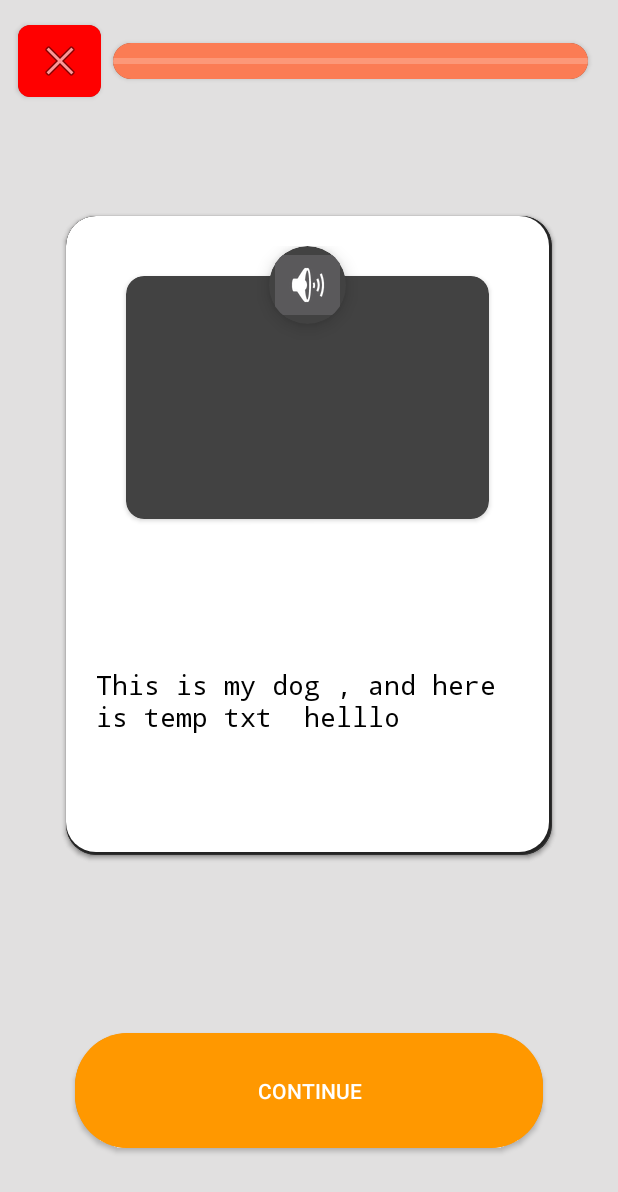
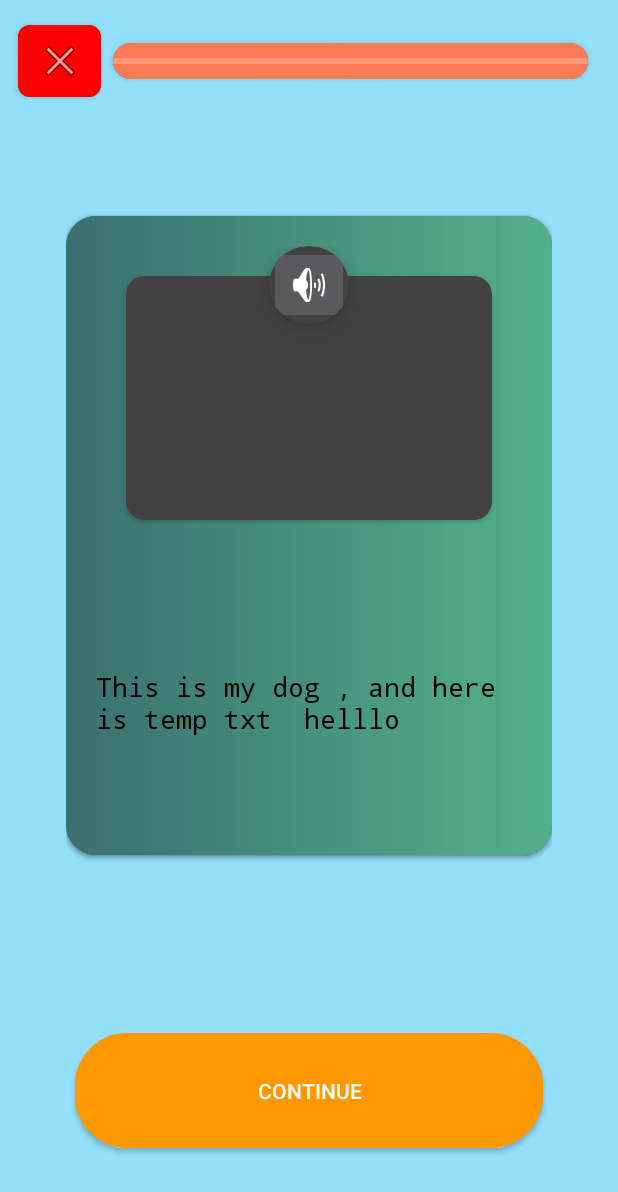
Before and after one commit to Thanh25102/LearnEnglishApp, an Android app: the CardActivity screen opened directly, with no data from a screen before it, on a phone screen of 412 x 824 dp. Shown: the top 1192 px of the screen. Run offline under Robolectric (Android 15) with nearby library versions, the phone set to English and light mode, and no system bars; 1 statement that could not run was skipped.

Commit message:
complete all task week 6

```diff
--- a/app/src/main/AndroidManifest.xml
+++ b/app/src/main/AndroidManifest.xml
@@ -17,9 +17,6 @@
                 android:name=".ui.MainActivity"
                 android:exported="false"/>
         <activity
-                android:name=".ui.LessonActivity"
-                android:exported="false"/>
-        <activity
                 android:name=".ui.CardActivity"
                 android:exported="false"/>
         <activity
--- /dev/null
+++ b/app/src/main/res/drawable/gradient_color_topic.xml
@@ -0,0 +1,13 @@
+<?xml version="1.0" encoding="utf-8"?>
+<shape xmlns:android="http://schemas.android.com/apk/res/android" android:shape="rectangle" >
+
+    <gradient
+            android:angle="0"
+            android:endColor="#D956C596"
+            android:startColor="#80329D9C"
+            android:type="linear" />
+
+    <corners
+            android:radius="10dp"/>
+
+</shape>
--- a/app/src/main/res/layout/activity_card.xml
+++ b/app/src/main/res/layout/activity_card.xml
@@ -6,7 +6,7 @@
         android:layout_width="match_parent"
         android:layout_height="match_parent"
         tools:context=".ui.CardActivity" android:orientation="vertical" android:weightSum="3"
-        android:background="#E1E0E0">
+        android:background="@color/back_ground">
 
 
     <LinearLayout
@@ -43,19 +43,20 @@
 
     <androidx.constraintlayout.widget.ConstraintLayout android:layout_width="match_parent"
                                                        android:layout_height="0dp" android:layout_weight="2"
-                                                       android:background="#E1E0E0">
+                                                       android:background="@color/back_ground"
+                                                       android:layout_marginStart="44dp"
+                                                       android:layout_marginEnd="44dp">
         <androidx.cardview.widget.CardView android:layout_width="0dp" android:layout_height="wrap_content"
                                            app:cardCornerRadius="20dp" app:layout_constraintEnd_toEndOf="parent"
                                            app:layout_constraintStart_toStartOf="parent"
                                            app:layout_constraintBottom_toBottomOf="parent"
-                                           app:layout_constraintTop_toTopOf="parent" android:layout_marginStart="44dp"
-                                           android:layout_marginEnd="44dp"
+                                           app:layout_constraintTop_toTopOf="parent"
                                            android:id="@+id/cardBack">
             <LinearLayout
                     android:orientation="vertical"
                     android:layout_width="match_parent"
                     android:layout_height="426dp" android:paddingTop="20dp" android:weightSum="4"
-                    android:background="@drawable/rounded_corner" android:elevation="20dp">
+                    android:background="@drawable/gradient_color_topic" android:elevation="20dp">
                 <androidx.cardview.widget.CardView android:layout_width="match_parent"
                                                    android:layout_height="0dp"
                                                    android:layout_weight="0.5"
@@ -102,14 +103,14 @@
                                            app:cardCornerRadius="20dp" app:layout_constraintEnd_toEndOf="parent"
                                            app:layout_constraintStart_toStartOf="parent"
                                            app:layout_constraintBottom_toBottomOf="parent"
-                                           app:layout_constraintTop_toTopOf="parent" android:layout_marginStart="44dp"
-                                           android:layout_marginEnd="44dp" android:id="@+id/cardFront"
+                                           app:layout_constraintTop_toTopOf="parent"
+                                           android:id="@+id/cardFront"
         >
             <LinearLayout
                     android:orientation="vertical"
                     android:layout_width="match_parent"
                     android:layout_height="426dp" android:paddingTop="20dp"
-                    android:background="@drawable/rounded_corner" android:elevation="20dp" android:weightSum="2">
+                    android:background="@drawable/gradient_color_topic" android:elevation="20dp" android:weightSum="2">
                 <RelativeLayout android:layout_width="match_parent" android:layout_height="0dp"
                                 android:layout_weight="1">
                     <androidx.cardview.widget.CardView android:layout_width="50dp" android:layout_height="wrap_content"
@@ -155,7 +156,7 @@
                         android:layout_height="0dp" android:id="@+id/textView2" android:layout_weight="1"
                         android:fontFamily="monospace"
                         android:padding="20dp" android:textSize="18sp"
-                        android:gravity="fill_horizontal|center_vertical" android:textColor="#000000"
+                        android:gravity="fill_horizontal|center_vertical" android:textColor="@color/black"
                         android:layout_gravity="center_horizontal"/>
 
             </LinearLayout>
@@ -180,7 +181,10 @@
                     android:layout_height="match_parent" android:id="@+id/btnContinue"
                     android:gravity="center_horizontal|center_vertical" android:backgroundTint="#FF9800"
                     android:background="#FF9800" android:textColor="#FFFFFF" android:textColorHint="#FFFFFF"
-                    tools:ignore="TextContrastCheck"/>
+                    tools:ignore="TextContrastCheck"
+                    android:clickable="true"
+                    android:focusable="true"
+                    android:foreground="?attr/selectableItemBackgroundBorderless"/>
         </androidx.cardview.widget.CardView>
     </LinearLayout>
 </LinearLayout>
--- a/app/src/main/res/layout/activity_home.xml
+++ b/app/src/main/res/layout/activity_home.xml
@@ -25,7 +25,7 @@
             android:layout_width="match_parent"
             android:layout_height="0dp" app:layout_constraintBottom_toTopOf="@+id/bottomNav"
             app:layout_constraintEnd_toEndOf="parent" app:layout_constraintStart_toStartOf="parent"
-            app:layout_constraintTop_toBottomOf="@+id/navigationView" android:background="#93DEF9">
+            app:layout_constraintTop_toBottomOf="@+id/navigationView" android:background="@color/back_ground">
         <androidx.recyclerview.widget.RecyclerView
                 android:layout_width="wrap_content"
                 android:layout_height="0dp"
@@ -43,7 +43,7 @@
                 app:layout_constraintEnd_toEndOf="parent" app:layout_constraintStart_toStartOf="parent"
                 android:layout_marginTop="30dp" android:layout_marginEnd="20dp"
                 android:layout_marginStart="20dp" android:id="@+id/cardVIewTop" app:cardCornerRadius="8dp"
-                app:cardBackgroundColor="#50C9F4">
+                app:cardBackgroundColor="@color/slide_color">
             <LinearLayout
                     android:orientation="horizontal"
                     android:layout_width="match_parent"
--- a/app/src/main/res/layout/activity_main.xml
+++ b/app/src/main/res/layout/activity_main.xml
@@ -27,7 +27,7 @@
             app:layout_constraintEnd_toEndOf="parent" app:layout_constraintStart_toStartOf="parent"
             app:layout_constraintBottom_toTopOf="@+id/bottomNav"
             android:id="@+id/recyclerTopic" app:layout_constraintTop_toBottomOf="@+id/navigationView"
-            app:layout_constraintHorizontal_bias="1.0"/>
+            app:layout_constraintHorizontal_bias="1.0" android:background="@color/back_ground"/>
 
     <com.google.android.material.bottomnavigation.BottomNavigationView
             android:id="@+id/bottomNav"
--- a/app/src/main/res/layout/topic_view_holder_home.xml
+++ b/app/src/main/res/layout/topic_view_holder_home.xml
@@ -3,7 +3,8 @@
                                                    xmlns:app="http://schemas.android.com/apk/res-auto"
                                                    xmlns:tools="http://schemas.android.com/tools"
                                                    android:layout_width="wrap_content"
-                                                   android:layout_height="wrap_content" android:background="#93DEF9"
+                                                   android:layout_height="wrap_content"
+                                                   android:background="@color/back_ground"
                                                    android:layout_marginStart="20dp" android:layout_marginEnd="20dp"
                                                    android:layout_marginBottom="8dp" android:layout_marginTop="8dp">
 
@@ -19,6 +20,9 @@
                 android:layout_width="76dp"
                 android:layout_height="76dp" tools:srcCompat="@tools:sample/avatars"
                 android:id="@+id/imageView"
+                android:clickable="true"
+                android:focusable="true"
+                android:foreground="?attr/selectableItemBackgroundBorderless"
         />
     </androidx.cardview.widget.CardView>
     <TextView
--- a/app/src/main/res/values/colors.xml
+++ b/app/src/main/res/values/colors.xml
@@ -1,5 +1,5 @@
 <?xml version="1.0" encoding="utf-8"?>
-<resources>
+<resources xmlns:android="http://schemas.android.com/apk/res/android">
     <color name="purple_200">#FFBB86FC</color>
     <color name="purple_500">#FF6200EE</color>
     <color name="purple_700">#FF3700B3</color>
@@ -11,4 +11,6 @@
     <color name="green_middle">#00ac00</color>
     <color name="green_cyan">#00e300</color>
     <color name="nav_bar">#8494F8</color>
+    <color name="back_ground">#93DEF9</color>
+    <color name="slide_color">#50C9F4</color>
 </resources>
```
Also changed, not shown: app/src/main/java/com/example/listview/ui/LessonActivity.java (deleted, +0 -14 lines), app/src/main/res/layout/activity_lesson.xml (deleted, +0 -27 lines), app/src/main/res/layout/topic_view_holder.xml (+12 -4 lines).
